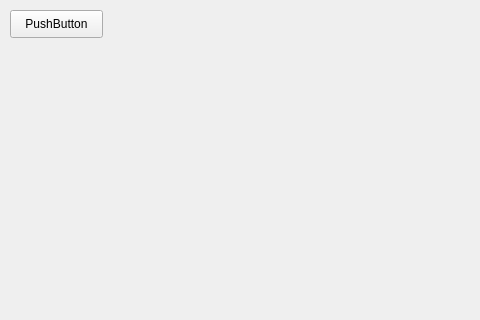
The window that ui.ui (Vitech-UA/SW-transceiver-controller) describes before a commit, drawn with Qt 5; both pictures show x 0 to 480 and y 0 to 320 of the 800 by 600 pixel window.
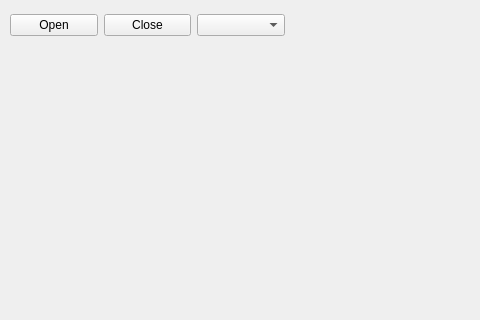
The same window after the commit.

Commit message: Написав підтягування списку доступних портів.

What changed in the file:
```diff
--- a/ui.ui
+++ b/ui.ui
@@ -14,18 +14,34 @@
    <string>MainWindow</string>
   </property>
   <widget class="QWidget" name="centralwidget">
-   <widget class="QPushButton" name="connect_btn">
+   <widget class="QWidget" name="">
     <property name="geometry">
      <rect>
       <x>10</x>
       <y>10</y>
-      <width>93</width>
-      <height>28</height>
+      <width>275</width>
+      <height>30</height>
      </rect>
     </property>
-    <property name="text">
-     <string>PushButton</string>
-    </property>
+    <layout class="QHBoxLayout" name="horizontalLayout">
+     <item>
+      <widget class="QPushButton" name="open_btn">
+       <property name="text">
+        <string>Open</string>
+       </property>
+      </widget>
+     </item>
+     <item>
+      <widget class="QPushButton" name="close_btn">
+       <property name="text">
+        <string>Close</string>
+       </property>
+      </widget>
+     </item>
+     <item>
+      <widget class="QComboBox" name="ports_combobox"/>
+     </item>
+    </layout>
    </widget>
   </widget>
   <widget class="QMenuBar" name="menubar">
```
The commit also changes 2 other files.
